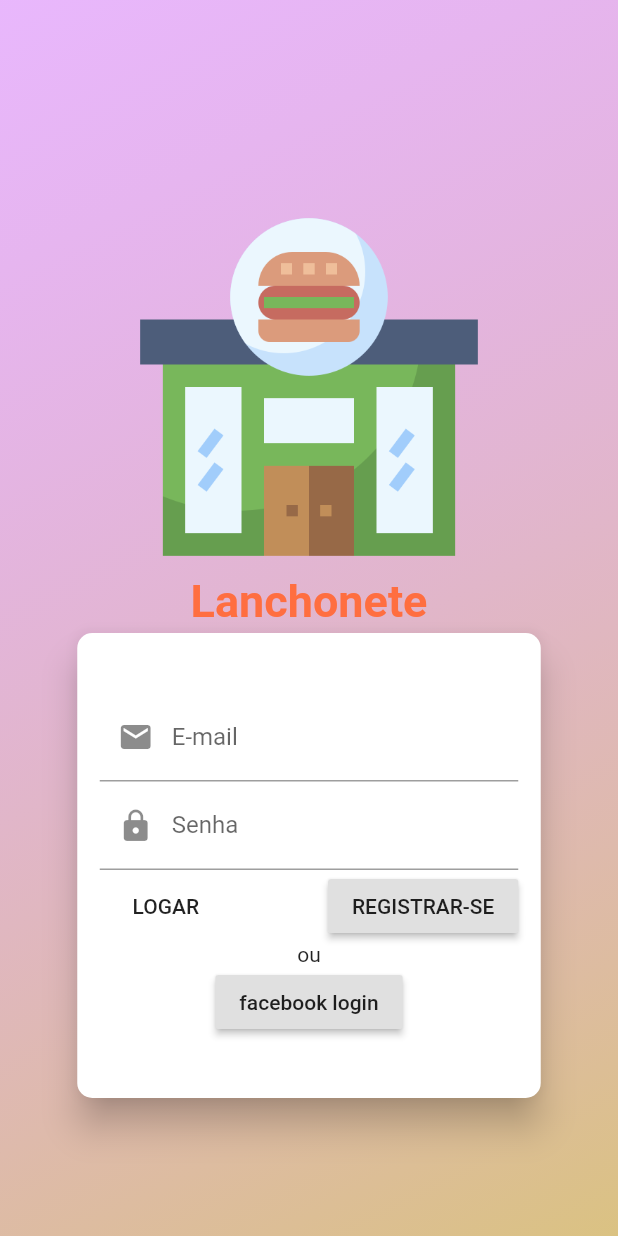
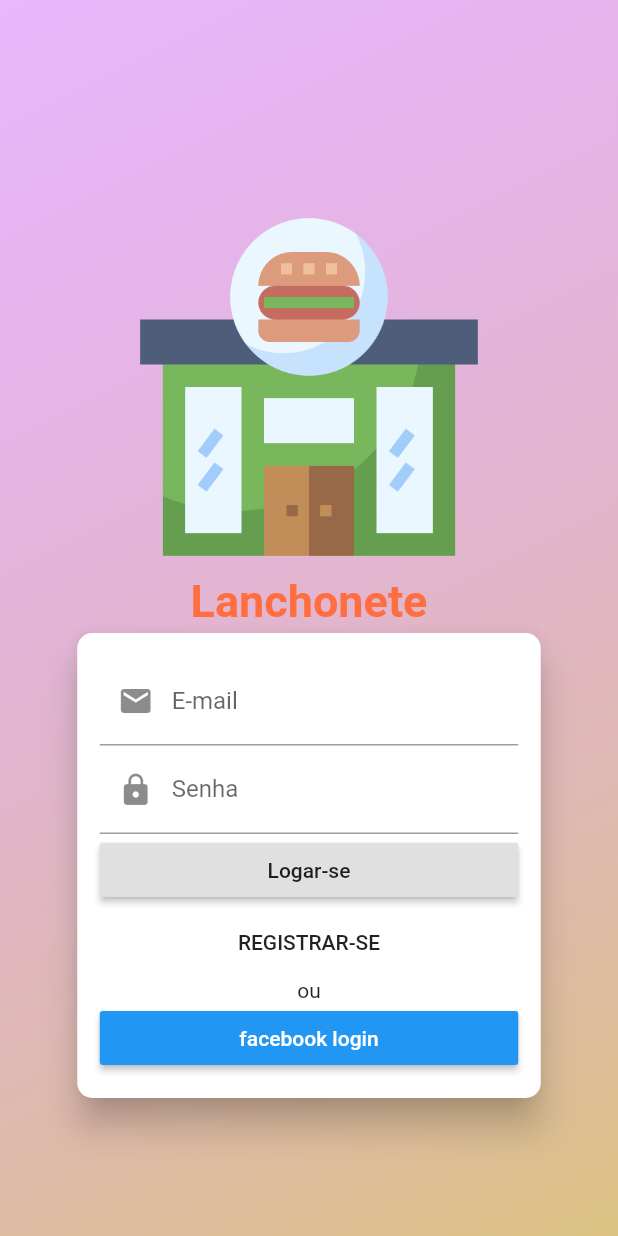
Before and after one commit to Leonardo-Barcelos/lanchonete, a Flutter app: the screen it shows after launch, after a tap on "REGISTRAR-SE", on a phone screen of 412 x 824 dp. Run offline on Flutter 3.47's test engine with Material 2 defaults, Android fonts, the phone set to English and light mode, and no system bars.

Commit message:
sutis alterações nos botões

```diff
--- a/app_lanchonete/lib/components/signOrSignup.dart
+++ b/app_lanchonete/lib/components/signOrSignup.dart
@@ -40,9 +40,8 @@ class _SignOrSignupState extends State<SignOrSignup> {
                 obscureText: true,
                 keyboardType: TextInputType.visiblePassword,
               ),
-              // FlatButton(onPressed: () {}, child: Text('LOGAR')),
-              // RaisedButton(onPressed: () {}, child: Text('REGISTRO')),
-              _myContainerSignOrSignUp,
+              _myContainerSign,
+              FlatButton(onPressed: () {}, child: Text('REGISTRAR-SE')),
               _customContainerLoginButton,
             ],
           ),
@@ -51,24 +50,30 @@ class _SignOrSignupState extends State<SignOrSignup> {
     );
   }
 
-  Container _myContainerSignOrSignUp = Container(
+  Container _myContainerSign = Container(
     width: double.infinity,
-    child: Row(
-      children: [
-        FlatButton(onPressed: () {}, child: Text('LOGAR')),
-        Spacer(),
-        RaisedButton(onPressed: () {}, child: Text('REGISTRAR-SE')),
-      ],
+    child: RaisedButton(
+      onPressed: () {},
+      child: Text('Logar-se'),
     ),
   );
   Container _customContainerLoginButton = Container(
     width: double.infinity,
     child: Column(
-      crossAxisAlignment: CrossAxisAlignment.center,
       mainAxisAlignment: MainAxisAlignment.spaceBetween,
       children: [
         Text('ou'),
-        RaisedButton(onPressed: () {}, child: Text('facebook login')),
+        Container(
+          width: double.infinity,
+          child: RaisedButton(
+            color: Colors.blue,
+            onPressed: () {},
+            child: Text(
+              'facebook login',
+              style: TextStyle(color: Colors.white),
+            ),
+          ),
+        ),
       ],
     ),
   );
```
